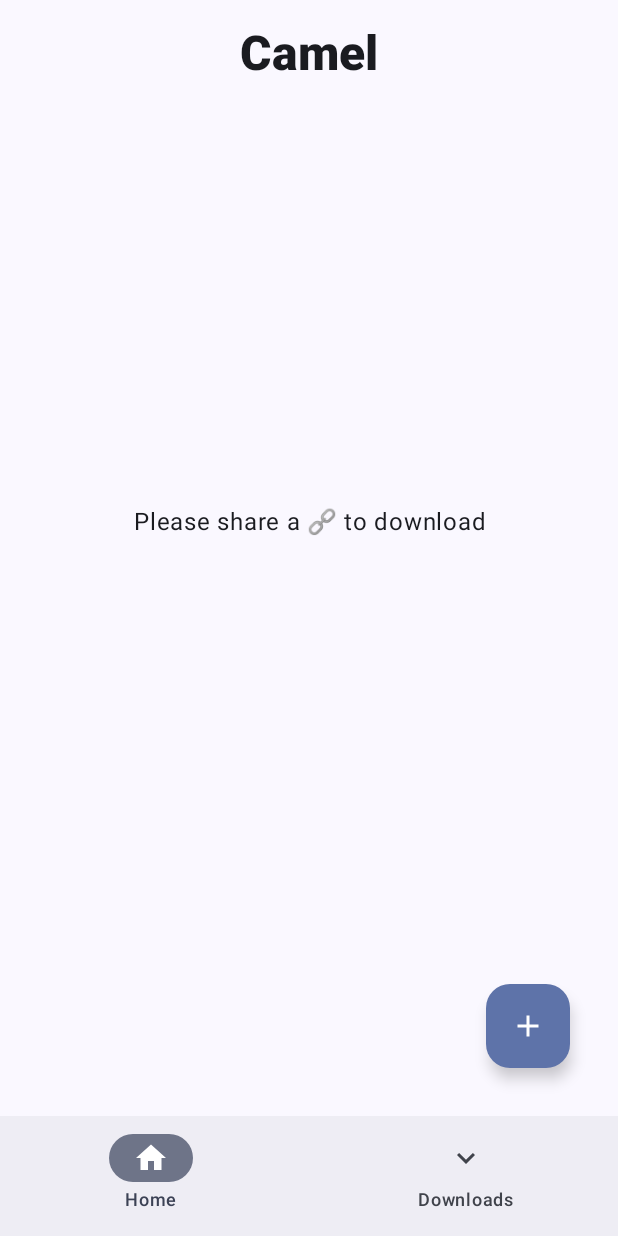
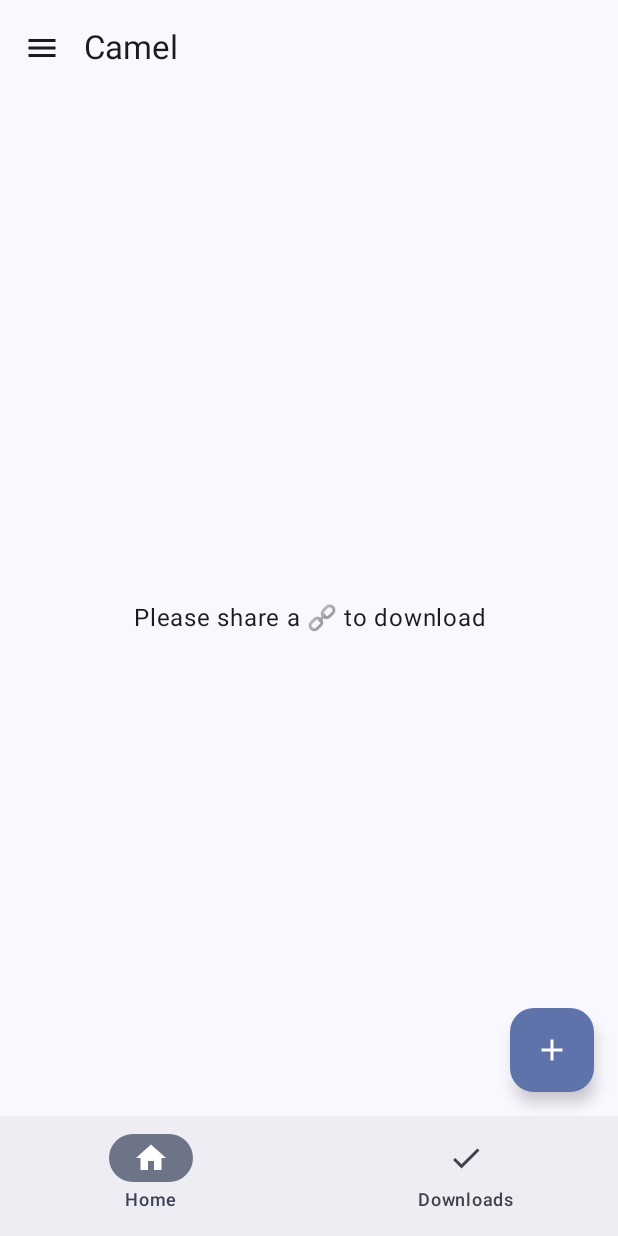
Before and after one commit to desertcamels/Camel, an Android app built with Jetpack Compose: the screen it shows after launch (MainActivity), on a phone screen of 412 x 824 dp. Run offline under Robolectric (Android 15) with nearby library versions, the phone set to English and light mode, and no system bars.

Commit message:
using scaffold

```diff
--- a/app/src/main/java/com/desertcamels/camel/screens/MainScreen.kt
+++ b/app/src/main/java/com/desertcamels/camel/screens/MainScreen.kt
@@ -1,5 +1,6 @@
 package com.desertcamels.camel.screens
 
+import android.annotation.SuppressLint
 import android.util.Log
 import androidx.compose.foundation.layout.*
 import androidx.compose.material.icons.Icons
@@ -21,46 +22,30 @@ import androidx.compose.ui.text.style.TextAlign
 private const val TAG = "MainScreen"
 private val viewModel: MainViewModel = MainViewModel()
 
+@OptIn(ExperimentalMaterial3Api::class)
 @Composable
 fun MainScreen() {
     val downloadStatus by viewModel.downloadState.collectAsState()
     val progress by viewModel.progressState.collectAsState(0f)
     Log.d(TAG, "MainScreen: $downloadStatus, $progress")
 
-    Surface {
+    Scaffold(
+        topBar = { AppTopBar() },
+        bottomBar = { AppBottomBar() },
+        floatingActionButton = { AppFab() },
+        floatingActionButtonPosition = FabPosition.End,
+    ) {
         Column(
-            modifier = Modifier.fillMaxSize(),
-            verticalArrangement = Arrangement.SpaceBetween,
+            modifier = Modifier.padding(it).fillMaxSize(),
+            verticalArrangement = Arrangement.Center,
+            horizontalAlignment = Alignment.CenterHorizontally
         ) {
-            Column(
-                modifier = Modifier
-                    .padding(16.dp)
-                    .fillMaxWidth()
-            ) {
-                AppTitle()
-            }
-            Column(
-                modifier = Modifier
-                    .padding(16.dp)
-                    .fillMaxWidth(),
-                verticalArrangement = Arrangement.Center,
-                horizontalAlignment = Alignment.CenterHorizontally
-            ) {
-                DownloadStatus(status = downloadStatus)
-            }
-            Column() {
-                Row(
-                    Modifier
-                        .fillMaxWidth()
-                        .padding(32.dp), horizontalArrangement = Arrangement.End
-                ) {
-                    AppFab()
-                }
-                AppNavigationBar()
-            }
-
+            Spacer(modifier = Modifier.height(16.dp))
+            DownloadStatus(status = downloadStatus)
         }
     }
+
+
 }
 
 @Composable
@@ -69,7 +54,7 @@ fun DownloadStatus(status: String) {
 }
 
 @Composable
-fun AppNavigationBar() {
+fun AppBottomBar() {
     NavigationBar {
         NavigationBarItem(
             icon = { Icon(Icons.Filled.Home, contentDescription = "Home") },
@@ -78,7 +63,7 @@ fun AppNavigationBar() {
             selected = true
         )
         NavigationBarItem(
-            icon = { Icon(Icons.Filled.KeyboardArrowDown, contentDescription = "Downloads") },
+            icon = { Icon(Icons.Filled.Done, contentDescription = "Downloads") },
             label = { Text("Downloads") },
             onClick = { /*TODO*/ },
             selected = false
@@ -88,13 +73,14 @@ fun AppNavigationBar() {
 }
 
 @Composable
-fun AppTitle() {
-    Text(
-        text = "Camel",
-        modifier = Modifier.fillMaxWidth(),
-        textAlign = TextAlign.Center,
-        style = MaterialTheme.typography.headlineLarge,
-        fontWeight = FontWeight.Black
+fun AppTopBar() {
+    SmallTopAppBar(
+        title = { Text("Camel") },
+        navigationIcon = {
+            IconButton(onClick = { /*TODO*/ }) {
+                Icon(Icons.Filled.Menu, contentDescription = "Menu")
+            }
+        }
     )
 }
 
```
